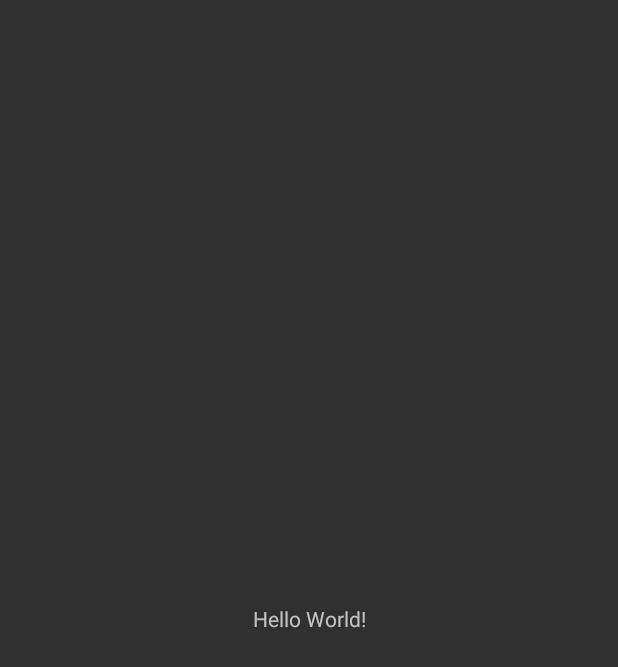
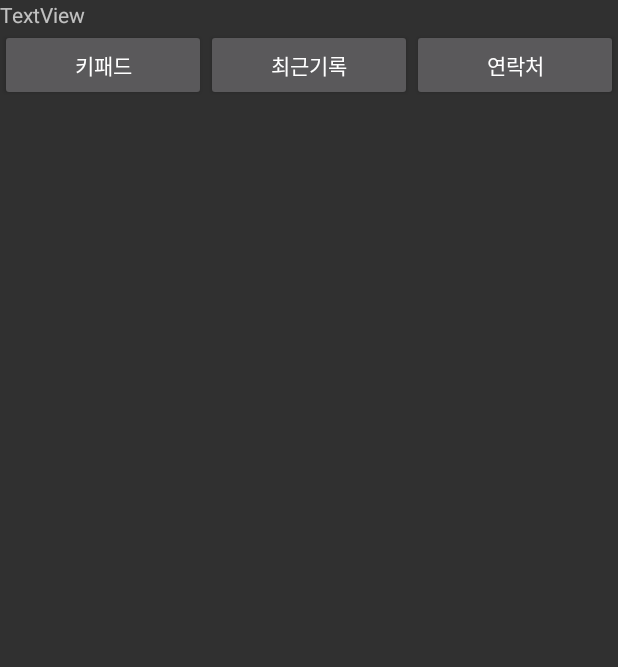
Before and after one commit to clucle/oop_teamp_3, an Android app: the screen it shows after launch (AddressBookActivity), on a phone screen of 412 x 824 dp. Before the commit the part shown is almost empty. Shown: the top 667 px of the screen. Run offline under Robolectric (Android 15) with nearby library versions, the phone set to English and light mode, and no system bars.

Commit message:
feat: Add Fragment for AddressBookActivity
AddressBookActivity use 3 fragments

Address, Keypad, Recent

and make AddressBookActivity's Presenter

```diff
--- a/app/src/main/AndroidManifest.xml
+++ b/app/src/main/AndroidManifest.xml
@@ -10,7 +10,7 @@
         android:supportsRtl="true"
         android:theme="@style/Theme.AppCompat.NoActionBar">
         <activity
-            android:name=".AddressBookActivity">
+            android:name=".view.AddressBookActivity">
             <intent-filter>
                 <action android:name="android.intent.action.MAIN" />
                 <category android:name="android.intent.category.LAUNCHER" />
--- a/app/src/main/java/com/android_dev/clucle/addressbook/AddressBookActivity.java
+++ b/app/src/main/java/com/android_dev/clucle/addressbook/view/AddressBookActivity.java
@@ -1,9 +1,10 @@
-package com.android_dev.clucle.addressbook;
+package com.android_dev.clucle.addressbook.view;
 
 import android.content.Intent;
 import android.support.v7.app.AppCompatActivity;
 import android.os.Bundle;
 
+import com.android_dev.clucle.addressbook.R;
 import com.android_dev.clucle.addressbook.view.SplashActivity;
 
 public class AddressBookActivity extends AppCompatActivity {
@@ -13,6 +14,8 @@ public class AddressBookActivity extends AppCompatActivity {
         super.onCreate(savedInstanceState);
         setContentView(R.layout.activity_address_book);
 
+        /* Show Logo Screen */
         startActivity(new Intent(this, SplashActivity.class));
+
     }
 }
--- a/app/src/main/res/layout/activity_address_book.xml
+++ b/app/src/main/res/layout/activity_address_book.xml
@@ -4,15 +4,68 @@
     xmlns:tools="http://schemas.android.com/tools"
     android:layout_width="match_parent"
     android:layout_height="match_parent"
-    tools:context="com.android_dev.clucle.addressbook.AddressBookActivity">
+    tools:context="com.android_dev.clucle.addressbook.view.AddressBookActivity">
 
-    <TextView
-        android:layout_width="wrap_content"
+    <RelativeLayout
+        android:id="@+id/relativeLayout2"
+        android:layout_width="0dp"
         android:layout_height="wrap_content"
-        android:text="Hello World!"
+        app:layout_constraintLeft_toLeftOf="parent"
+        app:layout_constraintRight_toRightOf="parent"
+        app:layout_constraintTop_toTopOf="parent">
+
+        <TextView
+            android:id="@+id/textView"
+            android:layout_width="wrap_content"
+            android:layout_height="wrap_content"
+            android:text="TextView" />
+
+    </RelativeLayout>
+
+    <LinearLayout
+        android:layout_width="0dp"
+        android:layout_height="wrap_content"
+        android:orientation="horizontal"
+        app:layout_constraintLeft_toLeftOf="parent"
+        app:layout_constraintRight_toRightOf="parent"
+        app:layout_constraintTop_toBottomOf="@+id/relativeLayout2"
+        android:id="@+id/linearLayout">
+
+        <Button
+            android:id="@+id/btn_recent"
+            android:layout_width="match_parent"
+            android:layout_height="wrap_content"
+            android:layout_weight="1"
+            android:text="키패드" />
+
+        <Button
+            android:id="@+id/btn_addressbook"
+            android:layout_width="match_parent"
+            android:layout_height="wrap_content"
+            android:layout_weight="1"
+            android:text="최근기록" />
+
+        <Button
+            android:id="@+id/button"
+            android:layout_width="match_parent"
+            android:layout_height="wrap_content"
+            android:layout_weight="1"
+            android:text="연락처" />
+    </LinearLayout>
+
+    <android.support.v4.view.ViewPager
+        android:id="@+id/addressbook_viewpager"
+        android:layout_width="match_parent"
+        android:layout_height="match_parent"
+        android:layout_marginBottom="0dp"
+        android:layout_marginLeft="0dp"
+        android:layout_marginRight="0dp"
+        android:layout_marginTop="0dp"
         app:layout_constraintBottom_toBottomOf="parent"
         app:layout_constraintLeft_toLeftOf="parent"
         app:layout_constraintRight_toRightOf="parent"
-        app:layout_constraintTop_toTopOf="parent" />
+        app:layout_constraintTop_toBottomOf="@+id/linearLayout">
+
+    </android.support.v4.view.ViewPager>
 
 </android.support.constraint.ConstraintLayout>
--- a/app/src/main/res/layout/activity_splash.xml
+++ b/app/src/main/res/layout/activity_splash.xml
@@ -5,7 +5,7 @@
     android:layout_width="match_parent"
     android:layout_height="match_parent"
     android:background="#FFFFFF"
-    tools:context="com.android_dev.clucle.addressbook.AddressBookActivity">
+    tools:context="com.android_dev.clucle.addressbook.view.AddressBookActivity">
 
 
     <ImageView
```
Also changed, not shown: app/src/main/java/com/android_dev/clucle/addressbook/presenter/AddressBookPresenter.java (added, +12 -0 lines), app/src/main/java/com/android_dev/clucle/addressbook/view/AddressBookAddressFragment.java (added, +30 -0 lines), app/src/main/java/com/android_dev/clucle/addressbook/view/AddressBookKeypadFragment.java (added, +30 -0 lines), app/src/main/java/com/android_dev/clucle/addressbook/view/AddressBookRecentFragment.java (added, +30 -0 lines), app/src/main/res/layout/fragment_addressbook_address.xml (added, +7 -0 lines), app/src/main/res/layout/fragment_addressbook_keypad.xml (added, +7 -0 lines), app/src/main/res/layout/fragment_addressbook_recent.xml (added, +7 -0 lines).
